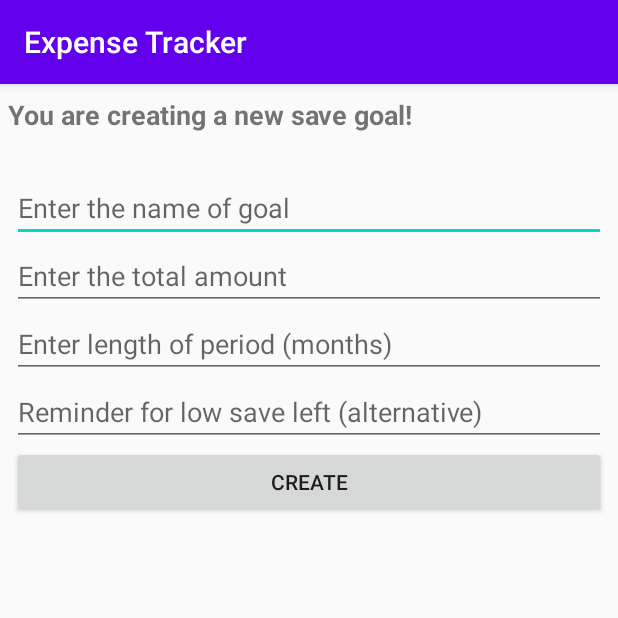
After one commit to juvetao/ExpenseTracker, an Android app: the CreateNewSaveGoalActivity screen opened directly, with no data from a screen before it, on a phone screen of 412 x 824 dp, the top half of it. The commit adds this screen. Run offline under Robolectric (Android 15) with nearby library versions, the phone set to English and light mode, and no system bars.

Commit message:
Update Tablayout and Add DB for Save Goal

```diff
--- a/app/src/main/AndroidManifest.xml
+++ b/app/src/main/AndroidManifest.xml
@@ -9,7 +9,8 @@
         android:roundIcon="@mipmap/ic_launcher_round"
         android:supportsRtl="true"
         android:theme="@style/AppTheme">
-        <activity android:name=".SecondActivity"></activity>
+        <activity android:name=".CreateNewSaveGoalActivity"></activity>
+        <activity android:name=".SecondActivity" />
         <activity android:name=".MainActivity">
             <intent-filter>
                 <action android:name="android.intent.action.MAIN" />
--- /dev/null
+++ b/app/src/main/java/com/example/expensetracker/CreateNewSaveGoalActivity.java
@@ -0,0 +1,55 @@
+package com.example.expensetracker;
+
+import androidx.appcompat.app.AppCompatActivity;
+
+import android.os.Bundle;
+import android.view.View;
+import android.widget.Button;
+import android.widget.EditText;
+import android.widget.Toast;
+
+public class CreateNewSaveGoalActivity extends AppCompatActivity {
+
+    private Button create_goal;
+    private EditText goal_name;
+    private EditText total_amount;
+    private EditText length_period;
+    private SaveGoalDBHelper myDBHelper;
+
+    @Override
+    protected void onCreate(Bundle savedInstanceState) {
+        super.onCreate(savedInstanceState);
+        setContentView(R.layout.activity_create_new_save_goal);
+
+        //initiates
+        create_goal = findViewById(R.id.create_btn);
+        goal_name = findViewById(R.id.edit_text_goal_name);
+        total_amount = findViewById(R.id.edit_text_total_amount);
+        length_period = findViewById(R.id.edit_text_length_period);
+        myDBHelper = new SaveGoalDBHelper(this);
+
+        //Create a new save goal
+        create_goal.setOnClickListener(new View.OnClickListener() {
+            @Override
+            public void onClick(View v) {
+                //info form views
+                String name = goal_name.getText().toString();
+                double amount = Double.parseDouble(total_amount.getText().toString());
+                int length = Integer.parseInt(length_period.getText().toString());
+
+                //save goal object
+                SaveGoalModel saveGoalToAdd = new SaveGoalModel(-1, name, amount, length);
+
+                //add to db
+                boolean status = myDBHelper.addSaveGoalToDb(saveGoalToAdd);
+
+                //control
+                Toast.makeText(CreateNewSaveGoalActivity.this, "Status:" + status, Toast.LENGTH_SHORT).show();
+            }
+
+
+        });
+
+
+    }
+}
--- /dev/null
+++ b/app/src/main/java/com/example/expensetracker/SaveGoalDBHelper.java
@@ -0,0 +1,57 @@
+package com.example.expensetracker;
+
+import android.content.ContentValues;
+import android.content.Context;
+import android.database.sqlite.SQLiteDatabase;
+import android.database.sqlite.SQLiteOpenHelper;
+
+import androidx.annotation.Nullable;
+
+public class SaveGoalDBHelper extends SQLiteOpenHelper {
+    public static final String SAVE_GOAL_TABLE = "SAVE_GOAL_TABLE";
+    public static final String COL_ID = "ID";
+    public static final String COL_GOAL_NAME = "GOAL_NAME";
+    public static final String COL_TOTAL_AMOUNT = "TOTAL_AMOUNT";
+    public static final String COL_PERIOD_LENGTH = "PERIOD_LENGTH";
+
+
+    public SaveGoalDBHelper(@Nullable Context context) {
+        super(context, "saveGoal.db", null, 1);
+    }
+
+    @Override
+    public void onCreate(SQLiteDatabase db) {
+        String create_table_query = "CREATE TABLE" + SAVE_GOAL_TABLE + " ("+ COL_ID + " INTEGER PRIMARY KEY AUTOINCREMENT, " + COL_GOAL_NAME + "TEXT" + COL_TOTAL_AMOUNT + "NUMERIC" + COL_PERIOD_LENGTH + "INTEGER)";
+    }
+
+    //Upgrading database
+    @Override
+    public void onUpgrade(SQLiteDatabase db, int oldVersion, int newVersion) {
+        // Drop older table if existed
+        db.execSQL("DROP TABLE IF EXISTS " + SAVE_GOAL_TABLE);
+
+        //Create tables again
+        onCreate(db);
+
+    }
+
+    public boolean addSaveGoalToDb (SaveGoalModel saveGoalToAdd){
+        SQLiteDatabase db = this.getWritableDatabase();
+
+        ContentValues cv = new ContentValues();
+        cv.put(COL_GOAL_NAME, saveGoalToAdd.getGoal_name());
+        cv.put(COL_TOTAL_AMOUNT, saveGoalToAdd.getTotal_amount());
+        cv.put(COL_PERIOD_LENGTH, saveGoalToAdd.getPeriod_length());
+
+        long insertStatus = db.insert(SAVE_GOAL_TABLE, null, cv);
+
+        db.close();
+        if(insertStatus == -1){
+            return false;
+        }else {
+            return true;
+        }
+
+
+    }
+}
--- /dev/null
+++ b/app/src/main/res/layout/activity_create_new_save_goal.xml
@@ -0,0 +1,98 @@
+<?xml version="1.0" encoding="utf-8"?>
+<androidx.constraintlayout.widget.ConstraintLayout xmlns:android="http://schemas.android.com/apk/res/android"
+    xmlns:app="http://schemas.android.com/apk/res-auto"
+    xmlns:tools="http://schemas.android.com/tools"
+    android:layout_width="match_parent"
+    android:layout_height="match_parent"
+    tools:context=".CreateNewSaveGoalActivity">
+    <TextView
+        android:id="@+id/create_save_goal_txt"
+        android:layout_width="401dp"
+        android:layout_height="52dp"
+        android:layout_marginStart="8dp"
+        android:layout_marginLeft="8dp"
+        android:layout_marginTop="8dp"
+        android:layout_marginEnd="8dp"
+        android:layout_marginRight="8dp"
+        android:text="@string/create_save_goal_txt"
+        android:textSize="18sp"
+        android:textStyle="bold"
+        app:layout_constraintEnd_toEndOf="parent"
+        app:layout_constraintStart_toStartOf="parent"
+        app:layout_constraintTop_toTopOf="parent" />
+
+    <EditText
+        android:id="@+id/edit_text_goal_name"
+        android:layout_width="0dp"
+        android:layout_height="wrap_content"
+        android:layout_marginStart="8dp"
+        android:layout_marginLeft="8dp"
+        android:layout_marginEnd="8dp"
+        android:layout_marginRight="8dp"
+        android:ems="10"
+        android:hint="@string/goal_name_edit_txt"
+        android:inputType="textPersonName"
+        app:layout_constraintEnd_toEndOf="parent"
+        app:layout_constraintStart_toStartOf="parent"
+        app:layout_constraintTop_toBottomOf="@+id/create_save_goal_txt" />
+
+    <EditText
+        android:id="@+id/edit_text_total_amount"
+        android:layout_width="0dp"
+        android:layout_height="wrap_content"
+        android:layout_marginStart="8dp"
+        android:layout_marginLeft="8dp"
+        android:layout_marginEnd="8dp"
+        android:layout_marginRight="8dp"
+        android:ems="10"
+        android:hint="@string/amount_edit_txt"
+        android:inputType="numberDecimal"
+        app:layout_constraintEnd_toEndOf="parent"
+        app:layout_constraintStart_toStartOf="parent"
+        app:layout_constraintTop_toBottomOf="@+id/edit_text_goal_name" />
+
+    <EditText
+        android:id="@+id/edit_text_length_period"
+        android:layout_width="0dp"
+        android:layout_height="wrap_content"
+        android:layout_marginStart="8dp"
+        android:layout_marginLeft="8dp"
+        android:layout_marginEnd="8dp"
+        android:layout_marginRight="8dp"
+        android:ems="10"
+        android:hint="@string/length_of_period_edit_txt"
+        android:inputType="numberSigned"
+        app:layout_constraintEnd_toEndOf="parent"
+        app:layout_constraintHorizontal_bias="0.0"
+        app:layout_constraintStart_toStartOf="parent"
+        app:layout_constraintTop_toBottomOf="@+id/edit_text_total_amount" />
+
+    <EditText
+        android:id="@+id/edit_text_reminder"
+        android:layout_width="0dp"
+        android:layout_height="wrap_content"
+        android:layout_marginStart="8dp"
+        android:layout_marginLeft="8dp"
+        android:layout_marginEnd="8dp"
+        android:layout_marginRight="8dp"
+        android:ems="10"
+        android:hint="@string/low_amount_reminder_edit_txt"
+        android:inputType="numberDecimal"
+        app:layout_constraintEnd_toEndOf="parent"
+        app:layout_constraintStart_toStartOf="parent"
+        app:layout_constraintTop_toBottomOf="@+id/edit_text_length_period" />
+
+    <Button
+        android:id="@+id/create_btn"
+        android:layout_width="0dp"
+        android:layout_height="wrap_content"
+        android:layout_marginStart="8dp"
+        android:layout_marginLeft="8dp"
+        android:layout_marginEnd="8dp"
+        android:layout_marginRight="8dp"
+        android:text="@string/create_btn"
+        app:layout_constraintEnd_toEndOf="parent"
+        app:layout_constraintStart_toStartOf="parent"
+        app:layout_constraintTop_toBottomOf="@+id/edit_text_reminder" />
+
+</androidx.constraintlayout.widget.ConstraintLayout>
--- a/app/src/main/res/values/strings.xml
+++ b/app/src/main/res/values/strings.xml
@@ -1,20 +1,27 @@
 <resources>
     <string name="app_name">Expense Tracker</string>
 
-<!--    activity_main-->
-    <string name = "name_input">Enter a username</string>
-    <string name = "password_input">Enter password</string>
-    <string name = "login_btn">Login</string>
+    <!--    activity_main-->
+    <string name="name_input">Enter a username</string>
+    <string name="password_input">Enter password</string>
+    <string name="login_btn">Login</string>
 
-<!--    activity_second-->
+    <!--    activity_second-->
     <string name="save_goal_tab">Save Goal</string>
     <string name="income_expense_tab">Income/Expense</string>
 
-<!--    fragment_save_goal-->
+    <!--    fragment_save_goal-->
     <string name="fragment_save_goal">Save Goal</string>
     <string name="save_goal_frag_txt">Your Current Save Goal:</string>
     <string name="save_goal_frag_btn">Create A New Save Goal</string>
 
-<!--    fragment_income_expense-->
+    <!--    fragment_income_expense-->
     <string name="fragment_income_expense">Income/Expense</string>"
+
+    <string name="create_save_goal_txt">You are creating a new save goal!</string>
+    <string name="goal_name_edit_txt">Enter the name of goal</string>
+    <string name="amount_edit_txt">Enter the total amount</string>
+    <string name="length_of_period_edit_txt">Enter length of period (months)</string>
+    <string name="low_amount_reminder_edit_txt">Reminder for low save left (alternative)</string>
+    <string name="create_btn">Create</string>
 </resources>
```
Also changed, not shown: app/src/main/java/com/example/expensetracker/SaveGoalFragment.java (+27 -1 lines), app/src/main/java/com/example/expensetracker/SaveGoalModel.java (added, +54 -0 lines), app/src/main/java/com/example/expensetracker/SecondActivity.java (+6 -2 lines), app/src/main/res/layout/fragment_income_expense.xml (+8 -6 lines), app/src/main/res/layout/fragment_save_goal.xml (+7 -2 lines).
